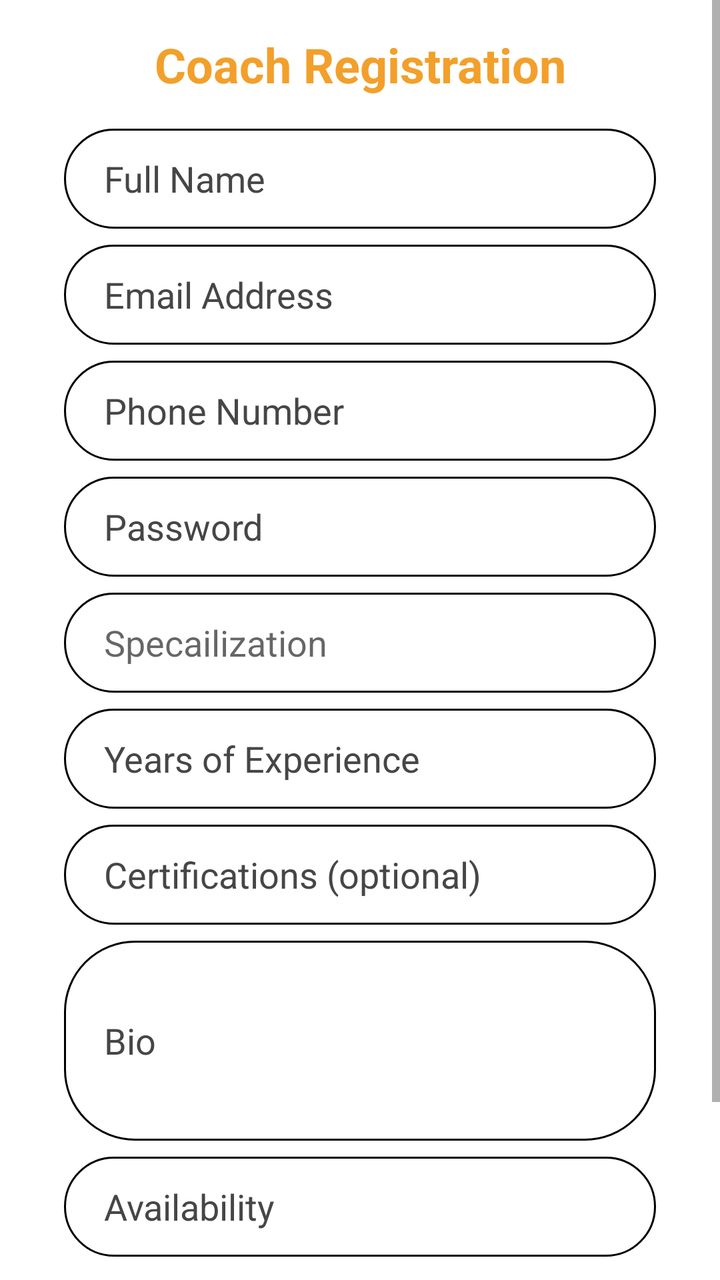
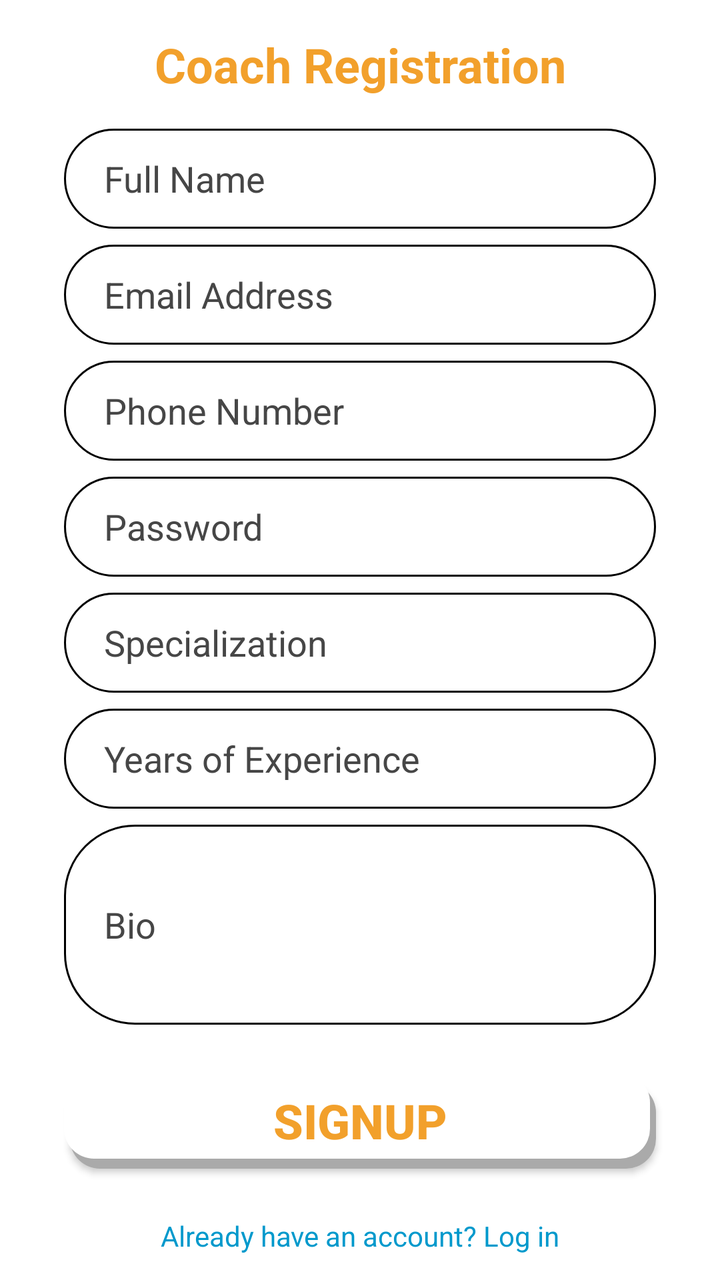

An Android layout rendered at two revisions. The XML below is the earlier revision; the diff shows what the commit changed to produce the second picture.
<!-- AndroidManifest.xml: application theme AppTheme -->
<!-- res/layout/activity_coach_signup.xml -->
<?xml version="1.0" encoding="utf-8"?>
<androidx.constraintlayout.widget.ConstraintLayout
    xmlns:android="http://schemas.android.com/apk/res/android"
    xmlns:app="http://schemas.android.com/apk/res-auto"
    xmlns:tools="http://schemas.android.com/tools"
    android:layout_width="match_parent"
    android:layout_height="match_parent"
    android:background="#FFFFFF"
    tools:context=".CoachRegistrationActivity">

    <ScrollView
        android:layout_width="match_parent"
        android:layout_height="match_parent"
        android:fillViewport="true">

        <androidx.constraintlayout.widget.ConstraintLayout
            android:layout_width="match_parent"
            android:layout_height="wrap_content">

            
            <TextView
                android:id="@+id/tvTitle"
                android:layout_width="wrap_content"
                android:layout_height="wrap_content"
                android:layout_marginTop="16dp"
                android:text="Coach Registration"
                android:textSize="24sp"
                android:textStyle="bold"
                android:textColor="#f2a02b"
                app:layout_constraintEnd_toEndOf="parent"
                app:layout_constraintStart_toStartOf="parent"
                app:layout_constraintTop_toTopOf="parent" />

            <LinearLayout
                android:id="@+id/linearLayout"
                android:layout_width="0dp"
                android:layout_height="wrap_content"
                android:orientation="vertical"
                android:layout_marginTop="16dp"
                app:layout_constraintEnd_toEndOf="parent"
                app:layout_constraintStart_toStartOf="parent"
                app:layout_constraintTop_toBottomOf="@id/tvTitle">

                
                <EditText
                    android:id="@+id/et_coach_name"
                    android:layout_width="match_parent"
                    android:layout_height="50dp"
                    android:layout_marginStart="32dp"
                    android:layout_marginEnd="32dp"
                    android:layout_marginBottom="8dp"
                    android:background="@drawable/edittext_back"
                    android:hint="Full Name"
                    android:inputType="textPersonName"
                    android:paddingStart="20dp"
                    android:textColorHint="#464646" />

                
                <EditText
                    android:id="@+id/etEmail"
                    android:layout_width="match_parent"
                    android:layout_height="50dp"
                    android:layout_marginStart="32dp"
                    android:layout_marginEnd="32dp"
                    android:layout_marginBottom="8dp"
                    android:background="@drawable/edittext_back"
                    android:hint="Email Address"
                    android:inputType="textEmailAddress"
                    android:paddingStart="20dp"
                    android:textColorHint="#464646" />

                
                <EditText
                    android:id="@+id/et_phone"
                    android:layout_width="match_parent"
                    android:layout_height="50dp"
                    android:layout_marginStart="32dp"
                    android:layout_marginEnd="32dp"
                    android:layout_marginBottom="8dp"
                    android:background="@drawable/edittext_back"
                    android:hint="Phone Number"
                    android:inputType="phone"
                    android:paddingStart="20dp"
                    android:textColorHint="#464646" />

                
                <EditText
                    android:id="@+id/et_Pass"
                    android:layout_width="match_parent"
                    android:layout_height="50dp"
                    android:layout_marginStart="32dp"
                    android:layout_marginEnd="32dp"
                    android:layout_marginBottom="8dp"
                    android:background="@drawable/edittext_back"
                    android:hint="Password"
                    android:inputType="textPassword"
                    android:paddingStart="20dp"
                    android:textColorHint="#464646" />

                
                <EditText
                    android:id="@+id/et_specialization"
                    android:layout_width="match_parent"
                    android:layout_height="50dp"
                    android:layout_marginStart="32dp"
                    android:layout_marginEnd="32dp"
                    android:layout_marginBottom="8dp"
                    android:hint="Specailization"
                    android:paddingStart="20dp"
                    android:background="@drawable/edittext_back" />

                
                <EditText
                    android:id="@+id/et_experience"
                    android:layout_width="match_parent"
                    android:layout_height="50dp"
                    android:layout_marginStart="32dp"
                    android:layout_marginEnd="32dp"
                    android:layout_marginBottom="8dp"
                    android:background="@drawable/edittext_back"
                    android:hint="Years of Experience"
                    android:inputType="number"
                    android:paddingStart="20dp"
                    android:textColorHint="#464646" />

                
                <EditText
                    android:id="@+id/et_certifications"
                    android:layout_width="match_parent"
                    android:layout_height="50dp"
                    android:layout_marginStart="32dp"
                    android:layout_marginEnd="32dp"
                    android:layout_marginBottom="8dp"
                    android:background="@drawable/edittext_back"
                    android:hint="Certifications (optional)"
                    android:paddingStart="20dp"
                    android:textColorHint="#464646" />

                
                <EditText
                    android:id="@+id/et_bio"
                    android:layout_width="match_parent"
                    android:layout_height="wrap_content"
                    android:minHeight="100dp"
                    android:layout_marginStart="32dp"
                    android:layout_marginEnd="32dp"
                    android:layout_marginBottom="8dp"
                    android:background="@drawable/edittext_back"
                    android:hint="Bio"
                    android:inputType="textMultiLine"
                    android:paddingStart="20dp"
                    android:textColorHint="#464646" />

                
                <EditText
                    android:id="@+id/et_availability"
                    android:layout_width="match_parent"
                    android:layout_height="50dp"
                    android:layout_marginStart="32dp"
                    android:layout_marginEnd="32dp"
                    android:layout_marginBottom="8dp"
                    android:background="@drawable/edittext_back"
                    android:hint="Availability"
                    android:paddingStart="20dp"
                    android:textColorHint="#464646" />

                
                <Button
                    android:id="@+id/sign_button"
                    android:layout_width="match_parent"
                    android:layout_height="wrap_content"
                    android:layout_marginStart="32dp"
                    android:layout_marginEnd="32dp"
                    android:layout_marginTop="16dp"
                    android:layout_marginBottom="8dp"
                    android:background="@drawable/back_btn"
                    android:text="Signup"
                    android:textColor="#f2a02b"
                    android:textSize="24sp"
                    android:textStyle="bold" />
            </LinearLayout>

            
            <TextView
                android:id="@+id/tvLoginLink"
                android:layout_width="wrap_content"
                android:layout_height="wrap_content"
                android:layout_marginTop="16dp"
                android:layout_marginBottom="16dp"
                android:text="Already have an account? Log in"
                android:textColor="@android:color/holo_blue_dark"
                app:layout_constraintEnd_toEndOf="parent"
                app:layout_constraintStart_toStartOf="parent"
                app:layout_constraintTop_toBottomOf="@id/linearLayout" />
        </androidx.constraintlayout.widget.ConstraintLayout>
    </ScrollView>
</androidx.constraintlayout.widget.ConstraintLayout>
<!-- resources referenced by this layout -->
<resources>
  <!-- drawable back_btn (drawable) -->
  <?xml version="1.0" encoding="utf-8"?>
  <layer-list xmlns:android="http://schemas.android.com/apk/res/android">
      
      <item android:left="3dp" android:top="5dp">
          <shape>
              <solid android:color="@android:color/darker_gray" />
              <corners android:radius="15dp" />
          </shape>
      </item>
      
      <item android:bottom="5dp" android:right="3dp">
          <shape>
              <solid android:color="@android:color/white" />
              <corners android:radius="15dp" />
          </shape>
      </item>
  </layer-list>
  <!-- drawable edittext_back (drawable) -->
  <?xml version="1.0" encoding="utf-8"?>
  <selector xmlns:android="http://schemas.android.com/apk/res/android">
      <item>
          <shape android:shape="rectangle">
              <solid android:color="#fff"/>
  
              <stroke android:color="@color/black"
                  android:width="1dp"/>
              <corners android:radius="35dp"/>
          </shape>
  
      </item>
  </selector>
  <style name="AppTheme" parent="Theme.AppCompat.Light.NoActionBar">
          
          
      </style>
  <color name="black">#FF000000</color>
</resources>

<!-- the commit's change to res/layout/activity_coach_signup.xml (unified diff, before → after) -->
@@ -105,9 +105,10 @@
                     android:layout_marginStart="32dp"
                     android:layout_marginEnd="32dp"
                     android:layout_marginBottom="8dp"
-                    android:hint="Specailization"
+                    android:hint="Specialization"
                     android:paddingStart="20dp"
-                    android:background="@drawable/edittext_back" />
+                    android:background="@drawable/edittext_back"
+                    android:textColorHint="#464646" />
 
                 
                 <EditText
@@ -125,19 +126,6 @@
 
                 
                 <EditText
-                    android:id="@+id/et_certifications"
-                    android:layout_width="match_parent"
-                    android:layout_height="50dp"
-                    android:layout_marginStart="32dp"
-                    android:layout_marginEnd="32dp"
-                    android:layout_marginBottom="8dp"
-                    android:background="@drawable/edittext_back"
-                    android:hint="Certifications (optional)"
-                    android:paddingStart="20dp"
-                    android:textColorHint="#464646" />
-
-                
-                <EditText
                     android:id="@+id/et_bio"
                     android:layout_width="match_parent"
                     android:layout_height="wrap_content"
@@ -148,19 +136,6 @@
                     android:background="@drawable/edittext_back"
                     android:hint="Bio"
                     android:inputType="textMultiLine"
-                    android:paddingStart="20dp"
-                    android:textColorHint="#464646" />
-
-                
-                <EditText
-                    android:id="@+id/et_availability"
-                    android:layout_width="match_parent"
-                    android:layout_height="50dp"
-                    android:layout_marginStart="32dp"
-                    android:layout_marginEnd="32dp"
-                    android:layout_marginBottom="8dp"
-                    android:background="@drawable/edittext_back"
-                    android:hint="Availability"
                     android:paddingStart="20dp"
                     android:textColorHint="#464646" />
 
